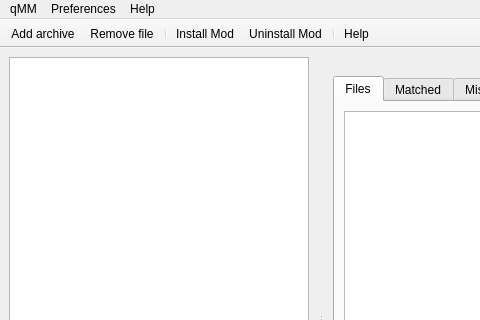
The window that resources/ui_mainwindow.ui (bicobus/qModManager) describes before a commit, drawn with Qt 5; both pictures show x 0 to 480 and y 0 to 320 of the 849 by 619 pixel window.
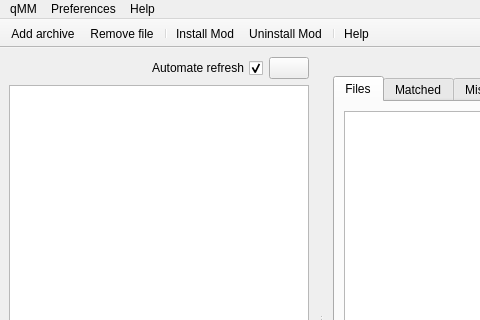
The same window after the commit. Icons and pictures are not drawn.

Commit message: Add a (yet unused) refresh icon to the interface

The edit to the form file:
```diff
--- a/resources/ui_mainwindow.ui
+++ b/resources/ui_mainwindow.ui
@@ -42,6 +42,47 @@
        <property name="bottomMargin">
         <number>0</number>
        </property>
+       <item>
+        <layout class="QHBoxLayout" name="horizontalLayout_3">
+         <item>
+          <spacer name="horizontalSpacer">
+           <property name="orientation">
+            <enum>Qt::Horizontal</enum>
+           </property>
+           <property name="sizeHint" stdset="0">
+            <size>
+             <width>0</width>
+             <height>0</height>
+            </size>
+           </property>
+          </spacer>
+         </item>
+         <item>
+          <widget class="QCheckBox" name="autorefresh_checkbox">
+           <property name="toolTip">
+            <string>If checked, the files present in the game's modules folder will be reanalized every time the application gain focus.</string>
+           </property>
+           <property name="layoutDirection">
+            <enum>Qt::RightToLeft</enum>
+           </property>
+           <property name="text">
+            <string>Automate refresh</string>
+           </property>
+           <property name="checked">
+            <bool>true</bool>
+           </property>
+          </widget>
+         </item>
+         <item>
+          <widget class="QPushButton" name="list_refresh_button">
+           <property name="icon">
+            <iconset resource="icons.qrc">
+             <normaloff>:/icons/refresh.svg</normaloff>:/icons/refresh.svg</iconset>
+           </property>
+          </widget>
+         </item>
+        </layout>
+       </item>
        <item>
         <widget class="QListWidget" name="listWidget">
          <property name="acceptDrops">
```
The commit also changes 1 other file.
